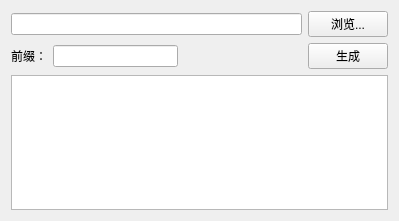
Old version of the form RibbonUiTools/GenerateResourceIdDefines/widget.ui in the repository zhongyang219/RibbonUiFrame.
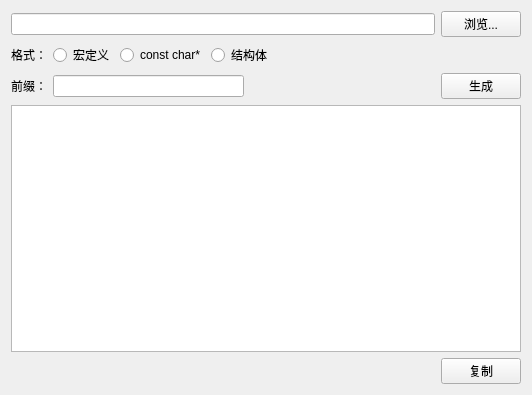
New version of the form.

```diff
--- a/RibbonUiTools/GenerateResourceIdDefines/widget.ui
+++ b/RibbonUiTools/GenerateResourceIdDefines/widget.ui
@@ -6,8 +6,8 @@
    <rect>
     <x>0</x>
     <y>0</y>
-    <width>399</width>
-    <height>221</height>
+    <width>532</width>
+    <height>395</height>
    </rect>
   </property>
   <property name="windowTitle">
@@ -28,6 +28,51 @@
      </item>
     </layout>
    </item>
+   <item>
+    <layout class="QHBoxLayout" name="horizontalLayout_3">
+     <item>
+      <widget class="QLabel" name="label_2">
+       <property name="text">
+        <string>格式：</string>
+       </property>
+      </widget>
+     </item>
+     <item>
+      <widget class="QRadioButton" name="defineRadioBtn">
+       <property name="text">
+        <string>宏定义</string>
+       </property>
+      </widget>
+     </item>
+     <item>
+      <widget class="QRadioButton" name="qstringRadioBtn">
+       <property name="text">
+        <string>const char*</string>
+       </property>
+      </widget>
+     </item>
+     <item>
+      <widget class="QRadioButton" name="structRadioBtn">
+       <property name="text">
+        <string>结构体</string>
+       </property>
+      </widget>
+     </item>
+     <item>
+      <spacer name="horizontalSpacer_2">
+       <property name="orientation">
+        <enum>Qt::Horizontal</enum>
+       </property>
+       <property name="sizeHint" stdset="0">
+        <size>
+         <width>40</width>
+         <height>20</height>
+        </size>
+       </property>
+      </spacer>
+     </item>
+    </layout>
+   </item>
    <item>
     <layout class="QHBoxLayout" name="horizontalLayout_2">
      <item>
@@ -65,6 +110,30 @@
    <item>
     <widget class="QPlainTextEdit" name="plainTextEdit"/>
    </item>
+   <item>
+    <layout class="QHBoxLayout" name="horizontalLayout_4">
+     <item>
+      <spacer name="horizontalSpacer_3">
+       <property name="orientation">
+        <enum>Qt::Horizontal</enum>
+       </property>
+       <property name="sizeHint" stdset="0">
+        <size>
+         <width>40</width>
+         <height>20</height>
+        </size>
+       </property>
+      </spacer>
+     </item>
+     <item>
+      <widget class="QPushButton" name="copyBtn">
+       <property name="text">
+        <string>复制</string>
+       </property>
+      </widget>
+     </item>
+    </layout>
+   </item>
   </layout>
  </widget>
  <resources/>
```
